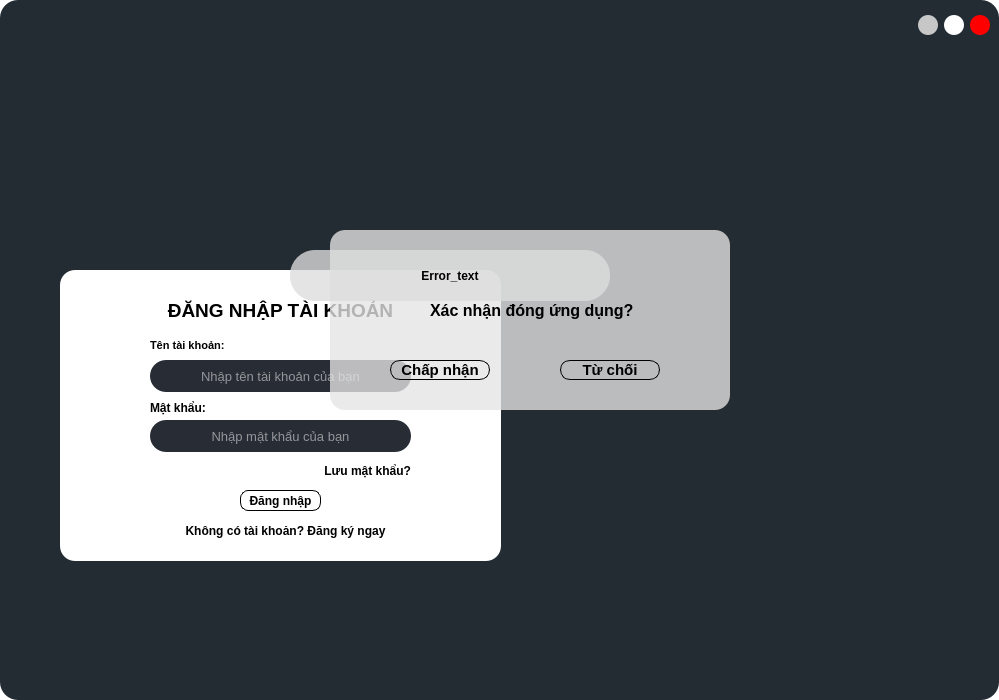
This is UI_Files/Login_gui.ui in hoangm960/Astraea as Qt 5 draws it before an edit. The edited form follows.
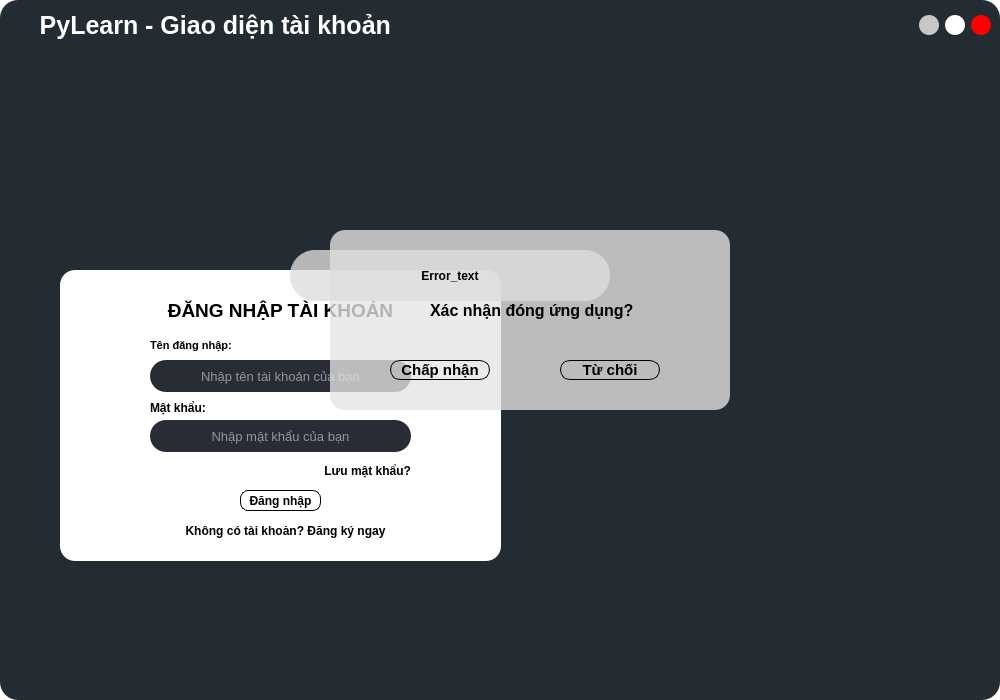
This is the edited form. The open tabs and pages were chosen to show the change. Icons and pictures are not drawn.

Patch:
```diff
--- a/UI_Files/Login_gui.ui
+++ b/UI_Files/Login_gui.ui
@@ -6,7 +6,7 @@
    <rect>
     <x>0</x>
     <y>0</y>
-    <width>999</width>
+    <width>1000</width>
     <height>700</height>
    </rect>
   </property>
@@ -273,6 +273,21 @@
             </layout>
            </widget>
           </item>
+          <item>
+           <widget class="QLabel" name="label_15">
+            <property name="styleSheet">
+             <string notr="true">color: rgb(255, 255, 255);
+font-size: 25px;
+font:bold;</string>
+            </property>
+            <property name="text">
+             <string>PyLearn - Giao diện tài khoản          </string>
+            </property>
+            <property name="alignment">
+             <set>Qt::AlignCenter</set>
+            </property>
+           </widget>
+          </item>
          </layout>
         </widget>
        </item>
@@ -649,7 +664,7 @@
 </string>
              </property>
              <property name="text">
-              <string>Tên tài khoản:</string>
+              <string>Tên đăng nhập:</string>
              </property>
             </widget>
             <widget class="QCheckBox" name="SavePass">
```
Left out of the diff: 4 changed lines with no effect on the pictures.
